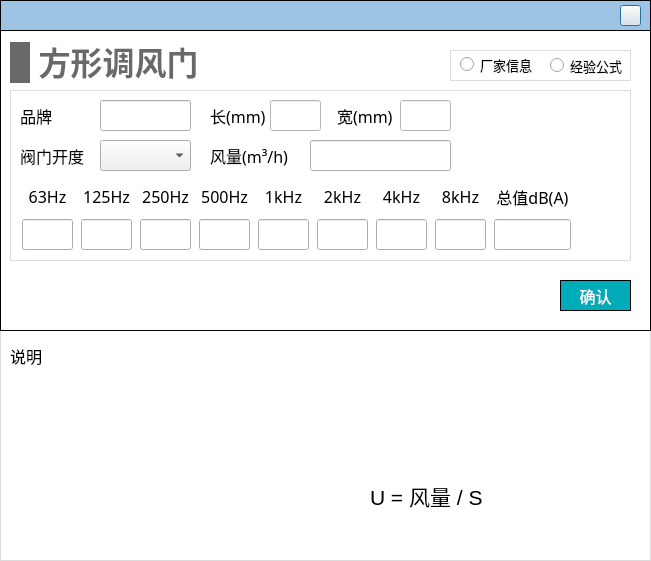
Old version of the form NoiseCalSoft/inputDialog/dialog_rect_damper.ui in the repository haobana/NoiCal.
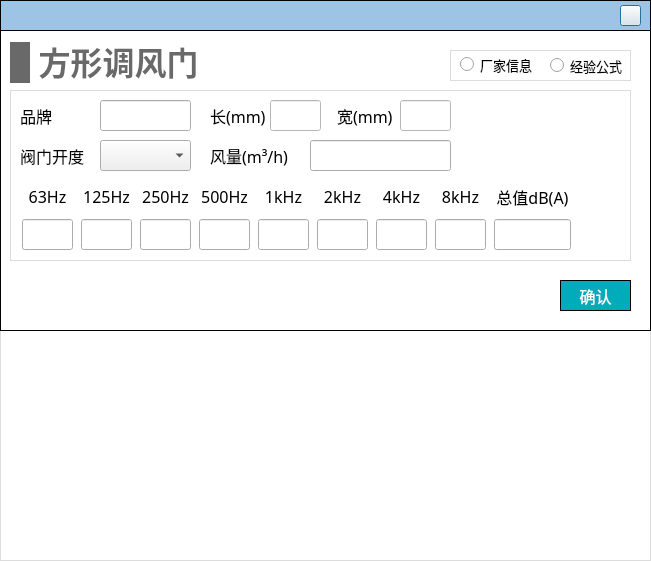
New version of the form. Icons and pictures are not drawn.

What changed in the file:
```diff
--- a/NoiseCalSoft/inputDialog/dialog_rect_damper.ui
+++ b/NoiseCalSoft/inputDialog/dialog_rect_damper.ui
@@ -985,32 +985,13 @@
 border: 1px solid #DCDCDC;
 }</string>
      </property>
-     <widget class="QLabel" name="label_6">
-      <property name="geometry">
-       <rect>
-        <x>10</x>
-        <y>10</y>
-        <width>41</width>
-        <height>31</height>
-       </rect>
-      </property>
-      <property name="font">
-       <font>
-        <family>黑体</family>
-        <pointsize>12</pointsize>
-       </font>
-      </property>
-      <property name="text">
-       <string>说明</string>
-      </property>
-     </widget>
      <widget class="QLabel" name="label">
       <property name="geometry">
        <rect>
-        <x>60</x>
-        <y>10</y>
-        <width>571</width>
-        <height>41</height>
+        <x>10</x>
+        <y>20</y>
+        <width>521</width>
+        <height>161</height>
        </rect>
       </property>
       <property name="styleSheet">
@@ -1020,56 +1001,6 @@
        <string/>
       </property>
      </widget>
-     <widget class="QLabel" name="label_2">
-      <property name="geometry">
-       <rect>
-        <x>60</x>
-        <y>70</y>
-        <width>291</width>
-        <height>151</height>
-       </rect>
-      </property>
-      <property name="styleSheet">
-       <string notr="true">border-image: url(:/images/image/damper_descri1.jpg);</string>
-      </property>
-      <property name="text">
-       <string/>
-      </property>
-     </widget>
-     <widget class="QLabel" name="label_3">
-      <property name="geometry">
-       <rect>
-        <x>360</x>
-        <y>80</y>
-        <width>261</width>
-        <height>61</height>
-       </rect>
-      </property>
-      <property name="styleSheet">
-       <string notr="true">border-image: url(:/images/image/damper_desci2.jpg);</string>
-      </property>
-      <property name="text">
-       <string/>
-      </property>
-     </widget>
-     <widget class="QLabel" name="label_22">
-      <property name="geometry">
-       <rect>
-        <x>370</x>
-        <y>150</y>
-        <width>161</width>
-        <height>31</height>
-       </rect>
-      </property>
-      <property name="font">
-       <font>
-        <pointsize>16</pointsize>
-       </font>
-      </property>
-      <property name="text">
-       <string>U = 风量 / S</string>
-      </property>
-     </widget>
     </widget>
    </widget>
    <widget class="QWidget" name="page_white"/>
```
Left out of the diff: 2 changed lines with no effect on the pictures.
